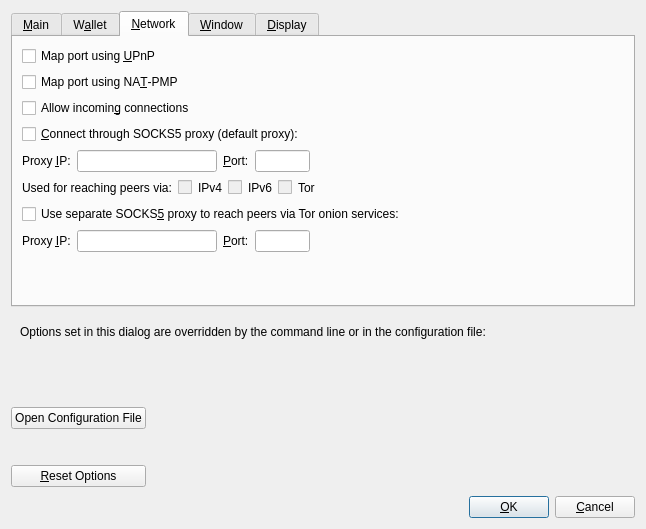
Above: src/qt/forms/optionsdialog.ui from bitcoincore-dev/bitcoin-2001-863168-294116-d812cf1189 before the change. Below: the same form after it.
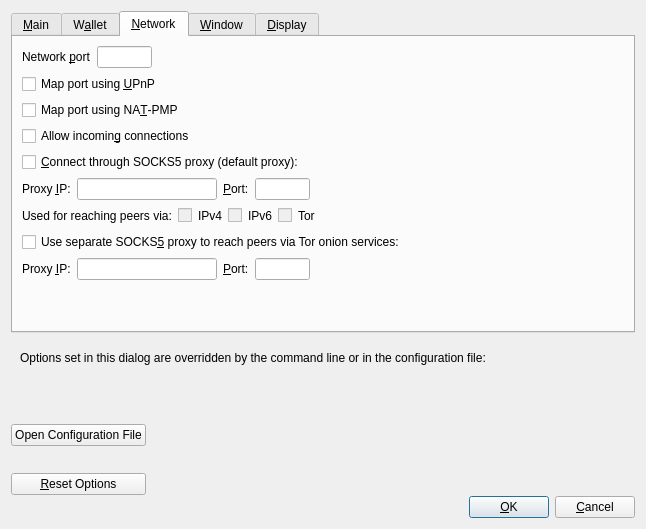
That is the form after the change. The open tabs and pages were chosen to show the change. Custom widgets are drawn as their Qt base class.

Commit message:
[Qt] Adding network port to GUI settings, fixes #7039
Adds Network port input box to the Network tab in the Options dialog.
-port takes priority over the GUI setting.
If left blank, it will default to the default port

Diff of the .ui file:
```diff
--- a/src/qt/forms/optionsdialog.ui
+++ b/src/qt/forms/optionsdialog.ui
@@ -315,6 +315,55 @@
        <string>&amp;Network</string>
       </attribute>
       <layout class="QVBoxLayout" name="verticalLayout_Network">
+       <item>
+        <layout class="QHBoxLayout" name="horizontalLayout_1_Network">
+         <item>
+          <widget class="QLabel" name="networkPortLabel">
+           <property name="text">
+            <string>Network &amp;port</string>
+           </property>
+           <property name="textFormat">
+            <enum>Qt::PlainText</enum>
+           </property>
+           <property name="buddy">
+            <cstring>networkPort</cstring>
+           </property>
+          </widget>
+         </item>
+         <item>
+          <widget class="QLineEdit" name="networkPort">
+           <property name="minimumSize">
+            <size>
+             <width>55</width>
+             <height>0</height>
+            </size>
+           </property>
+           <property name="maximumSize">
+            <size>
+             <width>55</width>
+             <height>16777215</height>
+            </size>
+           </property>
+           <property name="toolTip">
+            <string>Network port (e.g. 8333)</string>
+           </property>
+          </widget>
+         </item>
+         <item>
+          <spacer name="horizontalSpacer_1_Network">
+           <property name="orientation">
+            <enum>Qt::Horizontal</enum>
+           </property>
+           <property name="sizeHint" stdset="0">
+            <size>
+             <width>40</width>
+             <height>20</height>
+            </size>
+           </property>
+          </spacer>
+         </item>
+        </layout>
+       </item>
        <item>
         <widget class="QCheckBox" name="mapPortUpnp">
          <property name="toolTip">
@@ -356,7 +405,7 @@
         </widget>
        </item>
        <item>
-        <layout class="QHBoxLayout" name="horizontalLayout_1_Network">
+        <layout class="QHBoxLayout" name="horizontalLayout_2_Network">
          <item>
           <widget class="QLabel" name="proxyIpLabel">
            <property name="text">
@@ -422,7 +471,7 @@
           </widget>
          </item>
          <item>
-          <spacer name="horizontalSpacer_1_Network">
+          <spacer name="horizontalSpacer_2_Network">
            <property name="orientation">
             <enum>Qt::Horizontal</enum>
            </property>
@@ -437,7 +486,7 @@
         </layout>
        </item>
        <item>
-        <layout class="QHBoxLayout" name="horizontalLayout_2_Network">
+        <layout class="QHBoxLayout" name="horizontalLayout_3_Network">
          <item>
           <widget class="QLabel" name="proxyActiveNets">
            <property name="text">
@@ -518,7 +567,7 @@
           </widget>
          </item>
          <item>
-          <spacer name="horizontalSpacer_2_Network">
+          <spacer name="horizontalSpacer_3_Network">
            <property name="orientation">
             <enum>Qt::Horizontal</enum>
            </property>
@@ -543,7 +592,7 @@
         </widget>
        </item>
        <item>
-        <layout class="QHBoxLayout" name="horizontalLayout_3_Network">
+        <layout class="QHBoxLayout" name="horizontalLayout_4_Network">
          <item>
           <widget class="QLabel" name="proxyIpTorLabel">
            <property name="text">
```
The commit also changes 3 other files.
